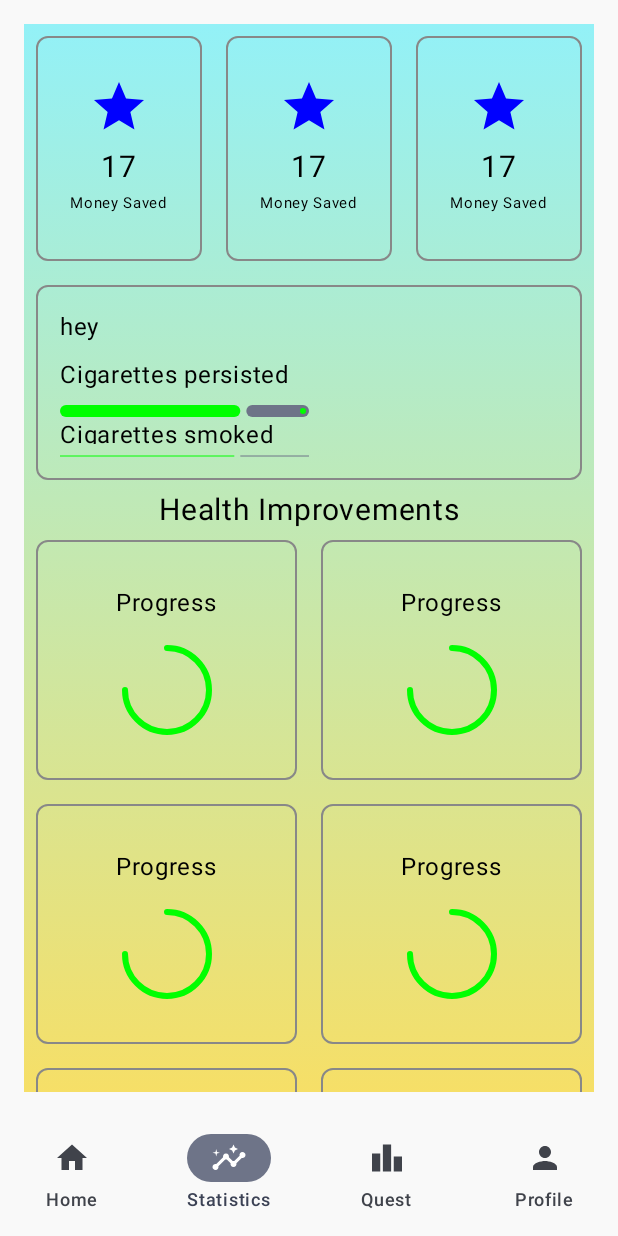
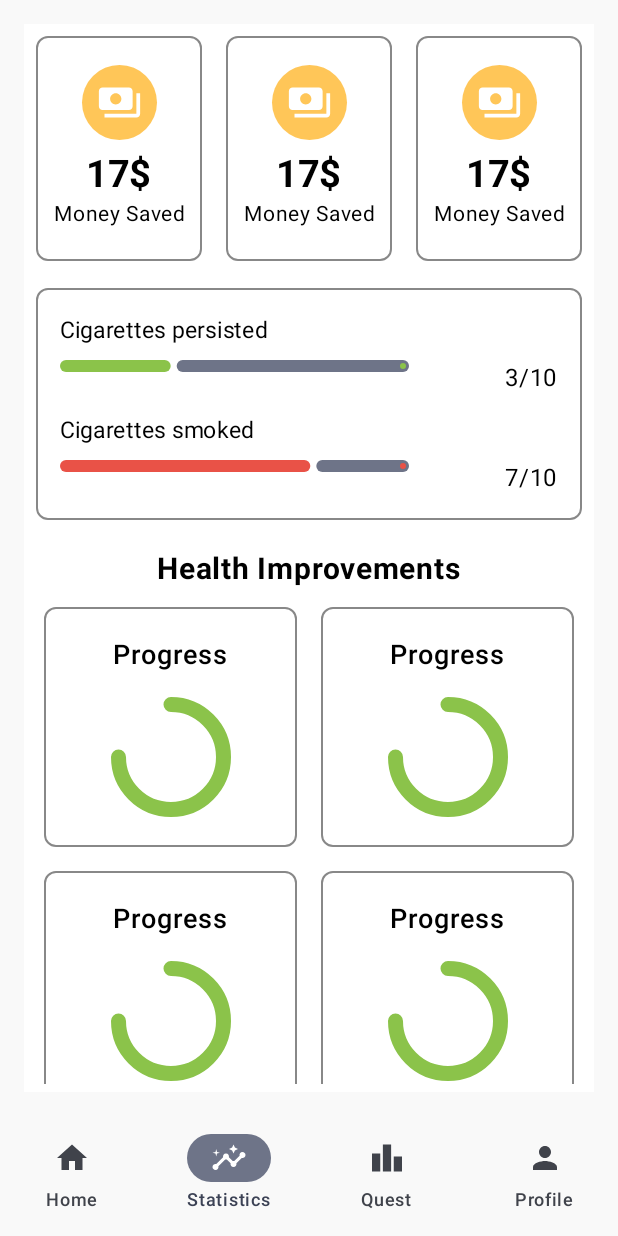
Before and after one commit to aidanakalimbekova/respire, an Android app built with Jetpack Compose: the MainActivity screen opened directly, with no data from a screen before it, item 2 of the bottom bar chosen, on a phone screen of 412 x 824 dp. Run offline under Robolectric (Android 15) with nearby library versions, the phone set to English and light mode, and no system bars; our stand-ins replace Firebase (no records; nobody signed in at launch, a user with empty details on screens opened directly), accompanist; libraries missing offline, so code that uses them is left out: org.checkerframework.common.

Commit message:
added tracker & statistics

```diff
--- a/app/src/main/java/com/example/smoking/ui/theme/home/HomeScreen.kt
+++ b/app/src/main/java/com/example/smoking/ui/theme/home/HomeScreen.kt
@@ -6,8 +6,10 @@ import android.util.Log
 import android.view.LayoutInflater
 import android.widget.Toast
 import androidx.compose.animation.core.Animatable
+import androidx.compose.foundation.BorderStroke
 import androidx.compose.foundation.Image
 import androidx.compose.foundation.background
+import androidx.compose.foundation.border
 import androidx.compose.foundation.clickable
 import androidx.compose.foundation.gestures.awaitFirstDown
 import androidx.compose.foundation.gestures.forEachGesture
@@ -36,6 +38,7 @@ import androidx.compose.material.icons.filled.LocalFireDepartment
 import androidx.compose.material.icons.outlined.Add
 import androidx.compose.material.icons.outlined.Clear
 import androidx.compose.material.icons.outlined.Remove
+import androidx.compose.material3.BottomSheetDefaults
 import androidx.compose.material3.Button
 import androidx.compose.material3.ButtonColors
 import androidx.compose.material3.ButtonDefaults
@@ -43,18 +46,27 @@ import androidx.compose.material3.Card
 import androidx.compose.material3.CardColors
 import androidx.compose.material3.CardDefaults
 import androidx.compose.material3.ElevatedCard
+import androidx.compose.material3.ExperimentalMaterial3Api
 import androidx.compose.material3.FloatingActionButton
 import androidx.compose.material3.FloatingActionButtonDefaults
 import androidx.compose.material3.Icon
 import androidx.compose.material3.IconButton
+import androidx.compose.material3.LinearProgressIndicator
 import androidx.compose.material3.MaterialTheme
+import androidx.compose.material3.ModalBottomSheet
 import androidx.compose.material3.OutlinedCard
+import androidx.compose.material3.OutlinedTextField
+import androidx.compose.material3.Scaffold
+import androidx.compose.material3.Slider
+import androidx.compose.material3.SliderDefaults
 import androidx.compose.material3.SmallFloatingActionButton
 import androidx.compose.material3.Text
+import androidx.compose.material3.rememberModalBottomSheetState
 import androidx.compose.runtime.Composable
 import androidx.compose.runtime.LaunchedEffect
 import androidx.compose.runtime.SideEffect
 import androidx.compose.runtime.getValue
+import androidx.compose.runtime.mutableFloatStateOf
 import androidx.compose.runtime.mutableIntStateOf
 import androidx.compose.runtime.mutableStateOf
 import androidx.compose.runtime.remember
@@ -114,22 +126,36 @@ fun HomeScreen() {
                     )
                 )), horizontalAlignment = Alignment.CenterHorizontally){
                     //hey, rimma
+                    Spacer(modifier = Modifier.padding(top=15.dp))
                     Row (
                         verticalAlignment = Alignment.CenterVertically,
-                        horizontalArrangement = Arrangement.Start,
-                        modifier = Modifier.padding(20.dp),
+                        horizontalArrangement = Arrangement.SpaceBetween,
+                        modifier = Modifier
+                            .fillMaxWidth()
+                            .padding(20.dp),
                         ) {
-                        Text("Hey, ", fontSize = 25.sp, textAlign = TextAlign.Start)
-                        Text("Rimma!", fontSize = 25.sp, fontWeight = FontWeight.Bold, textAlign = TextAlign.Start)
-                        Row(modifier = Modifier.fillMaxWidth(), horizontalArrangement = Arrangement.End, verticalAlignment = Alignment.Bottom,){
-                            Text("Thu,22 Feb", fontSize = 15.sp, textAlign = TextAlign.Start)
+                        Row(){
+                            Text("Hey, ", fontSize = 25.sp, textAlign = TextAlign.Start)
+                            Text("Rimma!", fontSize = 25.sp, fontWeight = FontWeight.Bold, textAlign = TextAlign.Start)
+                        }
+                        Row(
+                            modifier = Modifier
+                                .background(color = Color.White, shape = RoundedCornerShape(8.dp))
+                                .border(
+                                    border = BorderStroke(1.dp, Color.White),
+                                    shape = RoundedCornerShape(200.dp)
+                                )
+                                .padding(top = 5.dp, bottom = 5.dp, start = 15.dp, end = 15.dp)
+                            ){
+                            Text("Thu, 22 Feb", fontSize = 15.sp, textAlign = TextAlign.Start, fontWeight = FontWeight.Medium)
                         }
                     }
                     //shetchik
+                    Spacer(modifier = Modifier.padding(10.dp))
                     Column(horizontalAlignment = Alignment.CenterHorizontally){
-                        Text("YOU HAVEN’T SMOKED FOR", fontSize = 15.sp, textAlign = TextAlign.Start)
-                        Text("5 DAYS", fontSize = 45.sp, textAlign = TextAlign.Start)
-                        Text("5d:16h:48m:32s", fontSize = 15.sp, textAlign = TextAlign.Start)
+                        Text("YOU HAVEN’T SMOKED FOR", fontSize = 15.sp, textAlign = TextAlign.Start, fontWeight = FontWeight.Medium)
+                        Text("5 Days", fontSize = 60.sp, textAlign = TextAlign.Start, fontWeight = FontWeight.ExtraBold)
+                        Text("5d:16h:48m:32s", fontSize = 15.sp, textAlign = TextAlign.Start, fontWeight = FontWeight.Medium)
                     }
 
                     DashboardCard()
@@ -144,52 +170,140 @@ fun HomeScreen() {
 
 @Composable
 fun DashboardCard(){
+    val progress = 0.6f
+    var showBottomSheet = remember {
+        mutableStateOf(false)
+    }
+
     Box (modifier = Modifier.fillMaxSize()) {
         Column(modifier = Modifier
             .align(Alignment.BottomCenter)
             .fillMaxWidth()
-            .height(450.dp)
-            .background(Color.White)) {
+            .height(300.dp)
+            .background(
+                color = Color.White,
+                shape = RoundedCornerShape(topStart = 40.dp, topEnd = 40.dp)
+            )
+        ) {
             Box(
                 contentAlignment = Alignment.Center,
                 modifier = Modifier
                     .fillMaxWidth()
-                    .padding(top = 20.dp)
+                    .padding(top = 30.dp)
             ) {
                 Text(
-                    text = "How do you want to get your day started?",
+                    text = "Tracker",
+                    fontWeight = FontWeight.Bold,
                     textAlign = TextAlign.Start,
-                    fontSize = 20.sp
+                    fontSize = 25.sp
                 )
-                FloatingButtonExample()
             }
+            Spacer(modifier = Modifier.padding(10.dp))
+
+            Column(modifier = Modifier
+                .padding(20.dp)
+                .fillMaxSize()){
+                Text(
+                    text = "You have smoked 6 cigarettes out of 10",
+                    fontSize = 20.sp,
+                    fontWeight = FontWeight.Medium,
+                    textAlign = TextAlign.Center
+                )
+
+                Spacer(modifier = Modifier.padding(10.dp))
+
+                LinearProgressIndicator(
+                    progress = progress,
+                    modifier = Modifier
+                        .height(10.dp)
+                        .align(Alignment.CenterHorizontally),
+                    color = when {
+                        progress <= 0.3f -> Color.Red // Red for low progress
+                        progress <= 0.6f -> Color.Yellow // Yellow for medium progress
+                        else -> Color.Green // Green for high progress
+                    }
+                )
+            }
+
+        }
+        FloatingActionButton(
+            onClick = {showBottomSheet.value = true},
+            containerColor = Color(0xFF93F1F7), // Set the FAB background color
+            modifier = Modifier
+                .align(Alignment.BottomEnd)
+                .padding(20.dp)
+                .size(70.dp),
+        ){
+            Icon(
+                imageVector = Icons.Default.Add, // Use any appropriate icon
+                contentDescription = "Add",
+                tint = Color.Black // Set the icon color to white for contrast
+            )
+        }
+
+        if(showBottomSheet.value){
+            BottomSheet()
         }
     }
 }
 
+//@Preview
+@OptIn(ExperimentalMaterial3Api::class)
 @Composable
-fun FloatingButtonExample() {
-    // Parent Box to contain the FAB
-    Box(
-        modifier = Modifier
-            .fillMaxSize() // Fill the entire screen size
-            .padding(20.dp) // Add padding around the content
-    ) {
-        // Floating Action Button
-        SmallFloatingActionButton(
-            onClick = { /* Handle FAB click */ },
-            modifier = Modifier
-                .align(Alignment.BottomEnd)
-                .size(70.dp),
-            containerColor = Color(0xFF93F1F7)
-        ) {
-            // Add an icon or text inside the FAB
-            Icon(
-                imageVector = Icons.Default.Add, // Use any appropriate icon
-                contentDescription = "Add"
-            )
+fun BottomSheet() {
+    var sliderPosition by remember { mutableFloatStateOf(0f) }
+    val modalBottomSheet = rememberModalBottomSheetState()
+    ModalBottomSheet(
+        modifier = Modifier.height(600.dp),
+        onDismissRequest = { /*TODO*/ },
+        sheetState = modalBottomSheet,
+        dragHandle = {BottomSheetDefaults.DragHandle()},
+        content = {
+            Column(modifier = Modifier.padding(start=25.dp, end=25.dp).fillMaxWidth()) {
+                Text(text = "I've smoked", fontSize = 25.sp, fontWeight = FontWeight.Bold)
+
+                // counter
+                Box(){}
+
+                Spacer(modifier = Modifier.padding(10.dp))
+                Text(text = "How strong was your craving?", fontSize=20.sp)
+
+                Column(modifier=Modifier.fillMaxWidth()) {
+                    Slider(
+                        value = sliderPosition,
+                        onValueChange = { sliderPosition = it },
+                        steps = 3,
+                        valueRange = 0f..50f,
+                        colors = SliderDefaults.colors(
+                            thumbColor = Color(0xFF41999E),
+                        ),
+                    )
+
+                    Spacer(modifier = Modifier.padding(5.dp))
+                    Text(text = "How did you feel?", fontSize=20.sp, modifier = Modifier.padding(bottom=5.dp))
+
+                    var text by remember {
+                        mutableStateOf("")
+                    }
+                    OutlinedTextField(modifier = Modifier.fillMaxWidth(),value = text, onValueChange = {
+                            newText -> text = newText
+                    })
+                }
+                Column(
+                    modifier = Modifier.fillMaxWidth().height(120.dp),
+                    verticalArrangement = Arrangement.Bottom,
+                    horizontalAlignment = Alignment.CenterHorizontally
+                ){
+                    Button(onClick = { /*TODO*/ },
+                        colors = ButtonDefaults.buttonColors(
+                            contentColor = Color(0xFF041725),       // цвет текста
+                            containerColor = Color(0xFF93F1F7))) {
+                        Text(text = "Submit", fontSize=20.sp, modifier = Modifier.padding(start=5.dp, end=5.dp))
+                    }
+                }
+            }
         }
-    }
+    )
 }
 
 //
--- a/app/src/main/java/com/example/smoking/ui/theme/statistics/StatisticsScreen.kt
+++ b/app/src/main/java/com/example/smoking/ui/theme/statistics/StatisticsScreen.kt
@@ -21,6 +21,7 @@ import androidx.compose.foundation.layout.size
 import androidx.compose.foundation.layout.width
 import androidx.compose.foundation.lazy.LazyColumn
 import androidx.compose.foundation.rememberScrollState
+import androidx.compose.foundation.shape.CircleShape
 import androidx.compose.foundation.shape.RoundedCornerShape
 import androidx.compose.foundation.verticalScroll
 import androidx.compose.material.icons.Icons
@@ -45,6 +46,7 @@ import androidx.compose.ui.graphics.vector.ImageVector
 import androidx.compose.ui.layout.ContentScale
 import androidx.compose.ui.res.painterResource
 import androidx.compose.ui.text.font.FontWeight
+import androidx.compose.ui.text.style.TextAlign
 import androidx.compose.ui.tooling.preview.Preview
 import androidx.compose.ui.unit.Dp
 import androidx.compose.ui.unit.dp
@@ -59,14 +61,15 @@ fun StatisticsScreen(){
     Column(modifier = Modifier
         .fillMaxSize()
         .padding(16.dp)
-        .background(
-            brush = Brush.verticalGradient(
-                colors = listOf(
-                    Color(0xFF93F1F7),
-                    Color(0xFFF6DF67),
-                )
-            )
-        ),
+        .background(Color.White),
+//        .background(
+//            brush = Brush.verticalGradient(
+//                colors = listOf(
+//                    Color(0xFF93F1F7),
+//                    Color(0xFFF6DF67),
+//                )
+//            )
+//        ),
         horizontalAlignment = Alignment.CenterHorizontally
     ){
         Row(){
@@ -74,12 +77,15 @@ fun StatisticsScreen(){
             StatisticCard()
             StatisticCard()
         }
-        CigaretteProgressBox(title="hey", progress=0.7f)
+        CigaretteProgressBox(progress=0.7f)
+
+        Spacer(modifier = Modifier.padding(5.dp))
         Text(
             text = "Health Improvements",
+            fontWeight = FontWeight.Bold,
             fontSize = 20.sp
         )
-        Column(modifier = Modifier.verticalScroll(rememberScrollState())){
+        Column(modifier = Modifier.padding(5.dp).verticalScroll(rememberScrollState())){
             Row(){
                 HealthCard(title = "Progress", progress = 0.75f)
                 HealthCard(title = "Progress", progress = 0.75f)
@@ -106,11 +112,9 @@ fun RowScope.HealthCard(title: String, progress: Float){
             .border(
                 border = BorderStroke(1.dp, Color.Gray),
                 shape = RoundedCornerShape(8.dp)
-            )
-            .padding(16.dp), // Add padding inside the box
+            ),
         contentAlignment = Alignment.Center
     ) {
-        // Column to arrange the title and circular progress bar vertically
         Column(
             modifier = Modifier.fillMaxSize(),
             horizontalAlignment = Alignment.CenterHorizontally,
@@ -119,28 +123,30 @@ fun RowScope.HealthCard(title: String, progress: Float){
             // Title in the top-center
             Text(
                 text = title,
+                fontSize = 18.sp,
+                fontWeight = FontWeight.Medium,
                 modifier = Modifier.padding(bottom = 16.dp) // Add padding below the title
             )
 
             // Circular progress bar below the title
             CircularProgressIndicator(
                 progress = progress,
-                modifier = Modifier.size(60.dp), // Set the size of the circular progress bar
+                strokeWidth = 10.dp,
+                modifier = Modifier.size(80.dp), // Set the size of the circular progress bar
                 color = when {
                     progress <= 0.3f -> Color.Red // Red for low progress
                     progress <= 0.6f -> Color.Yellow // Yellow for medium progress
-                    else -> Color.Green // Green for high progress
+                    else -> Color(0xFF8BC34A) // Green for high progress
                 }
             )
         }
     }
 }
 @Composable
-fun CigaretteProgressBox(title: String, progress: Float) {
+fun CigaretteProgressBox(progress: Float) {
     Box(
         modifier = Modifier
-            .padding(8.dp)
-            .height(130.dp)
+            .padding(top=10.dp, bottom = 10.dp, start=8.dp, end=8.dp)
             .border(
                 border = BorderStroke(1.dp, Color.Gray),
                 shape = RoundedCornerShape(8.dp)
@@ -151,41 +157,39 @@ fun CigaretteProgressBox(title: String, progress: Float) {
             modifier = Modifier.fillMaxWidth(),
             verticalArrangement = Arrangement.SpaceBetween
         ) {
-            Text(
-                text = title,
-                modifier = Modifier.padding(bottom = 8.dp) // Add padding below the title
-            )
 
             Text(
                 text = "Cigarettes persisted",
+                fontSize = 15.sp,
                 modifier = Modifier.padding(bottom = 8.dp) // Add padding below the title
             )
+            Row(modifier=Modifier.fillMaxWidth(),horizontalArrangement = Arrangement.SpaceBetween){
                 LinearProgressIndicator(
-                progress = progress,
+                    progress = 0.3f,
                     modifier = Modifier
                         .height(8.dp) // Set the height of the progress bar
-                    .fillMaxWidth(0.5f), // Set the width of the progress bar to half of the box
-                color = when {
-                    progress <= 0.3f -> Color.Red // Red for low progress
-                    progress <= 0.6f -> Color.Yellow // Yellow for medium progress
-                    else -> Color.Green // Green for high progress
+                        .fillMaxWidth(0.7f), // Set the width of the progress bar to half of the box
+                    color = Color(0xFF8BC34A)
+                )
+                Text(text="3/10")
             }
-            )
+            Spacer(modifier = Modifier.padding(5.dp))
+
                 Text(
                     text = "Cigarettes smoked",
+                    fontSize = 15.sp,
                     modifier = Modifier.padding(bottom = 8.dp) // Add padding below the title
                 )
+            Row(modifier=Modifier.fillMaxWidth(),horizontalArrangement = Arrangement.SpaceBetween) {
                 LinearProgressIndicator(
-                progress = progress,
+                    progress = 0.7f,
                     modifier = Modifier
                         .height(8.dp) // Set the height of the progress bar
-                    .fillMaxWidth(0.5f), // Set the width of the progress bar to half of the box
-                color = when {
-                    progress <= 0.3f -> Color.Red // Red for low progress
-                    progress <= 0.6f -> Color.Yellow // Yellow for medium progress
-                    else -> Color.Green // Green for high progress
+                        .fillMaxWidth(0.7f), // Set the width of the progress bar to half of the box
+                    color = Color(0xFFE95247),
+                )
+                Text(text="7/10")
             }
-            )
         }
     }
 }
@@ -204,25 +208,32 @@ fun RowScope.StatisticCard(){
         contentAlignment = Alignment.Center
     ) {
         Column(
-            modifier = Modifier.fillMaxSize(),
+            modifier = Modifier
+                .fillMaxSize()
+                .padding(10.dp),
             horizontalAlignment = Alignment.CenterHorizontally,
             verticalArrangement = Arrangement.Center
         ) {
             Icon(
-                imageVector = Icons.Default.Star,
-                contentDescription = "Star Icon",
-                modifier = Modifier.size(40.dp),
-                tint = Color.Blue
+                imageVector = Icons.Default.Payments,
+                contentDescription = "Icon",
+                modifier = Modifier
+                    .size(50.dp)
+                    .background(color = Color(0xFFFFC658), shape = CircleShape)
+                    .padding(10.dp),
+                tint = Color.White
             )
 
             Spacer(modifier = Modifier.height(8.dp))
             Text(
-                text = "17",
-                fontSize = 20.sp
+                text = "17$",
+                fontSize = 25.sp,
+                fontWeight = FontWeight.Bold
             )
             Text(
                 text = "Money Saved",
-                fontSize = 10.sp
+                fontSize = 14.sp,
+                textAlign = TextAlign.Center
             )
         }
     }
```
Also changed, not shown: app/src/main/java/com/example/smoking/ui/theme/profile/ProfileScreen.kt (+67 -49 lines). Lines whose indentation alone changed are shown as unchanged.
